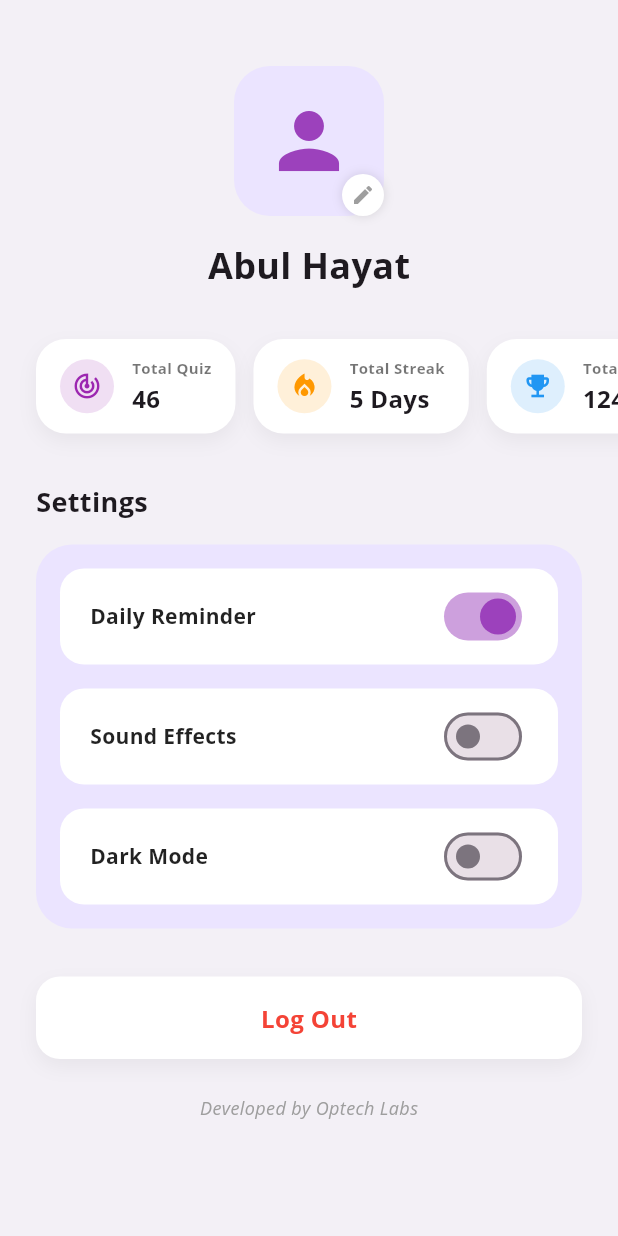
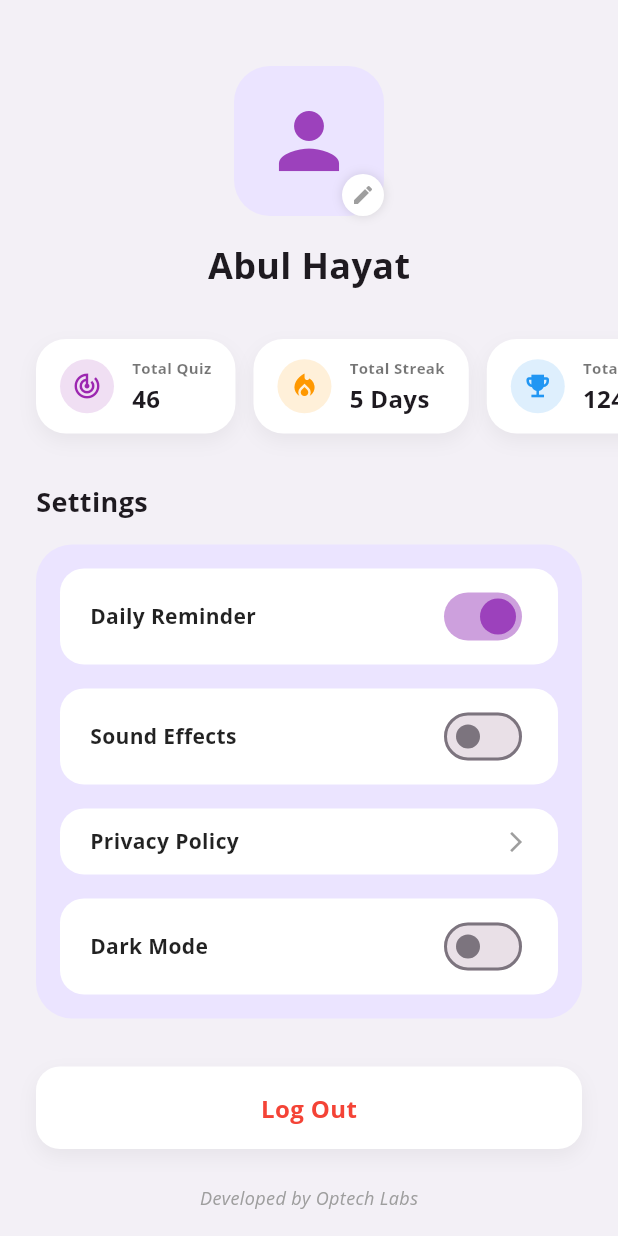
Before and after one commit to Omar-webcloud/Syntaxa-android, a Flutter app: the ProfileScreen screen opened directly, on a phone screen of 412 x 824 dp. Run offline on Flutter 3.47's test engine with Material 3 defaults, Android fonts, the phone set to English and light mode, and no system bars; our stand-ins replace audioplayers, flutter_tts, google_fonts; network calls fail.

Commit message:
privacy policy

```diff
--- a/lib/screens/profile_screen.dart
+++ b/lib/screens/profile_screen.dart
@@ -2,6 +2,7 @@ import 'package:flutter/material.dart';
 import 'package:provider/provider.dart';
 import '../main.dart'; // To access ThemeProvider for dark mode
 import '../data/app_data.dart';
+import 'privacy_policy_screen.dart';
 
 class ProfileScreen extends StatelessWidget {
   const ProfileScreen({super.key});
@@ -78,6 +79,29 @@ class ProfileScreen extends StatelessWidget {
                     const SizedBox(height: 16),
                     _buildSettingRow('Sound Effects', false),
                     const SizedBox(height: 16),
+                    GestureDetector(
+                      onTap: () {
+                        Navigator.push(
+                          context,
+                          MaterialPageRoute(builder: (context) => const PrivacyPolicyScreen()),
+                        );
+                      },
+                      child: Container(
+                        padding: const EdgeInsets.symmetric(horizontal: 20, vertical: 12),
+                        decoration: BoxDecoration(
+                          color: Colors.white,
+                          borderRadius: BorderRadius.circular(16),
+                        ),
+                        child: const Row(
+                          mainAxisAlignment: MainAxisAlignment.spaceBetween,
+                          children: [
+                            Text('Privacy Policy', style: TextStyle(fontWeight: FontWeight.bold, color: Colors.black87)),
+                            Icon(Icons.arrow_forward_ios, size: 16, color: Colors.grey),
+                          ],
+                        ),
+                      ),
+                    ),
+                    const SizedBox(height: 16),
                     Builder(
                       builder: (context) {
                         final themeProvider = Provider.of<ThemeProvider>(context);
@@ -93,7 +117,7 @@ class ProfileScreen extends StatelessWidget {
                               const Text('Dark Mode', style: TextStyle(fontWeight: FontWeight.bold, color: Colors.black87)),
                               Switch(
                                 value: themeProvider.themeMode == ThemeMode.dark,
-                                activeColor: const Color(0xFF9C41BC),
+                                activeThumbColor: const Color(0xFF9C41BC),
                                 onChanged: (val) {
                                   themeProvider.toggleTheme();
                                 },
```
Also changed, not shown: lib/screens/privacy_policy_screen.dart (added, +81 -0 lines), 1 other file.
